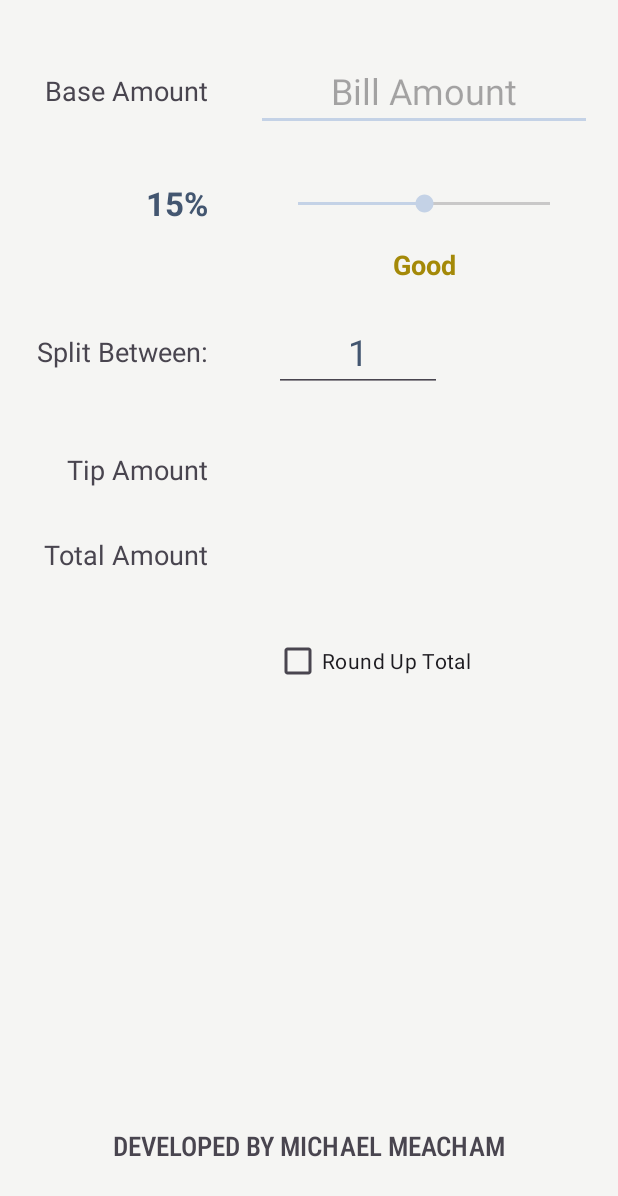
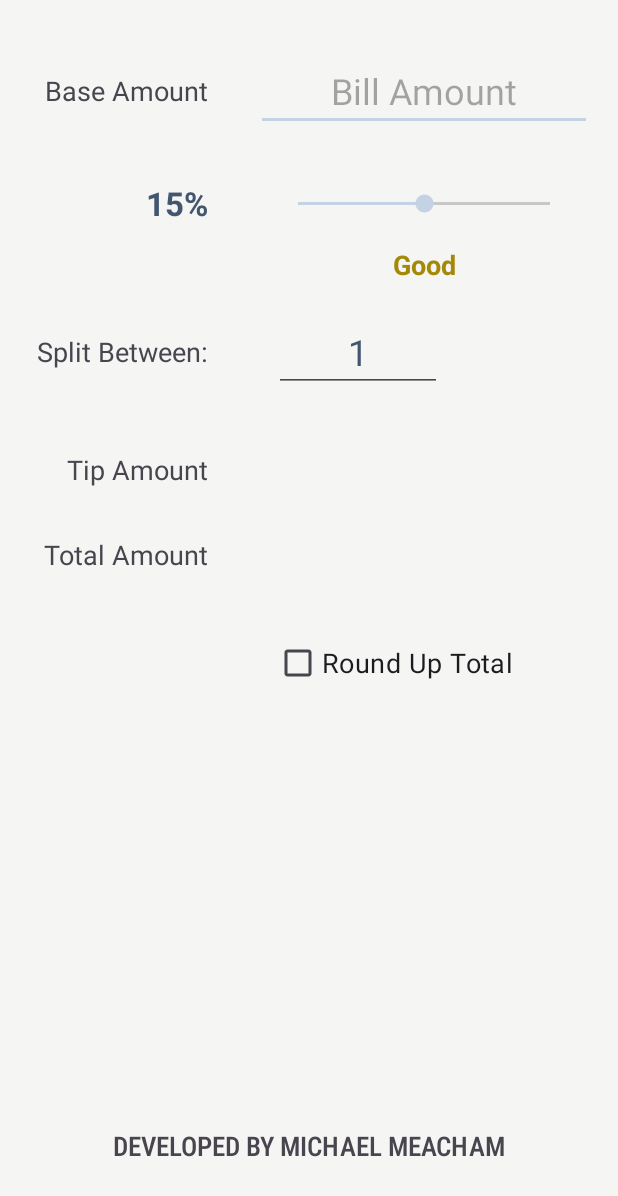
Before and after one commit to mmeacham92/tip-calculator, an Android app: the screen it shows after launch (MainActivity), on a phone screen of 412 x 824 dp. Shown: the top 1196 px of the screen. Run offline under Robolectric (Android 15) with nearby library versions, the phone set to English and light mode, and no system bars.

```diff
--- a/app/src/main/java/com/example/tipcalculator/MainActivity.kt
+++ b/app/src/main/java/com/example/tipcalculator/MainActivity.kt
@@ -5,7 +5,10 @@ import androidx.appcompat.app.AppCompatActivity
 import android.os.Bundle
 import android.text.Editable
 import android.text.TextWatcher
+import android.widget.CheckBox
 import android.widget.EditText
+import android.widget.RadioGroup
+import android.widget.RadioGroup.OnCheckedChangeListener
 import android.widget.SeekBar
 import android.widget.TextView
 import androidx.core.content.ContextCompat
@@ -21,6 +24,7 @@ class MainActivity : AppCompatActivity() {
     private lateinit var tvTotalAmount: TextView
     private lateinit var tvTipDescription: TextView
     private lateinit var etSplitBetween: EditText
+    private lateinit var cbRoundTotal: CheckBox
 
     override fun onCreate(savedInstanceState: Bundle?) {
         super.onCreate(savedInstanceState)
@@ -32,6 +36,7 @@ class MainActivity : AppCompatActivity() {
         tvTotalAmount = findViewById(R.id.tvTotalAmount)
         tvTipDescription = findViewById(R.id.tvTipDescription)
         etSplitBetween = findViewById(R.id.etSplitBetween)
+        cbRoundTotal = findViewById(R.id.cbRoundTotal)
 
         sbTipPercent.progress = INITIAL_TIP_PERCENT
         tvTipPercent.text = "$INITIAL_TIP_PERCENT%"
@@ -65,6 +70,19 @@ class MainActivity : AppCompatActivity() {
                 updateViews()
             }
         })
+
+        cbRoundTotal.setOnCheckedChangeListener {buttonView, isChecked ->
+            // update tip amount
+            // calculate a new tipPercent
+            //   tipPercent = tipAmount / baseAmount
+            // update SeekBar progress to be the new tipPercent / 100 to two decimals
+            //   sbTipPercent.progress = "%.2f".format(tipPercent / 100)
+            // update tip description based on new tipPercent
+            // update total amount
+
+
+            // question: how to handle if user checks CheckBox before putting in a balance?
+        }
     }
 
     private fun updateTipDescription(tipPercent: Int) {
--- a/app/src/main/res/layout/activity_main.xml
+++ b/app/src/main/res/layout/activity_main.xml
@@ -114,6 +114,8 @@
         android:layout_width="wrap_content"
         android:layout_height="wrap_content"
         android:textAppearance="@style/TextAppearance.AppCompat.Large"
+        android:textSize="24sp"
+        android:textStyle="bold"
         app:layout_constraintBottom_toBottomOf="@+id/tvTipAmountLabel"
         app:layout_constraintStart_toStartOf="@+id/sbTipPercent"
         app:layout_constraintTop_toTopOf="@+id/tvTipAmountLabel"
@@ -124,6 +126,8 @@
         android:layout_width="wrap_content"
         android:layout_height="wrap_content"
         android:textAppearance="@style/TextAppearance.AppCompat.Large"
+        android:textSize="24sp"
+        android:textStyle="bold"
         app:layout_constraintBottom_toBottomOf="@+id/tvTotalAmountLabel"
         app:layout_constraintStart_toStartOf="@+id/tvTipAmount"
         app:layout_constraintTop_toTopOf="@+id/tvTotalAmountLabel"
@@ -148,6 +152,7 @@
         android:layout_height="wrap_content"
         android:layout_marginTop="32dp"
         android:text="Round Up Total"
+        android:textSize="18sp"
         app:layout_constraintStart_toStartOf="@+id/tvTotalAmount"
         app:layout_constraintTop_toBottomOf="@+id/tvTotalAmount" />
 
```
